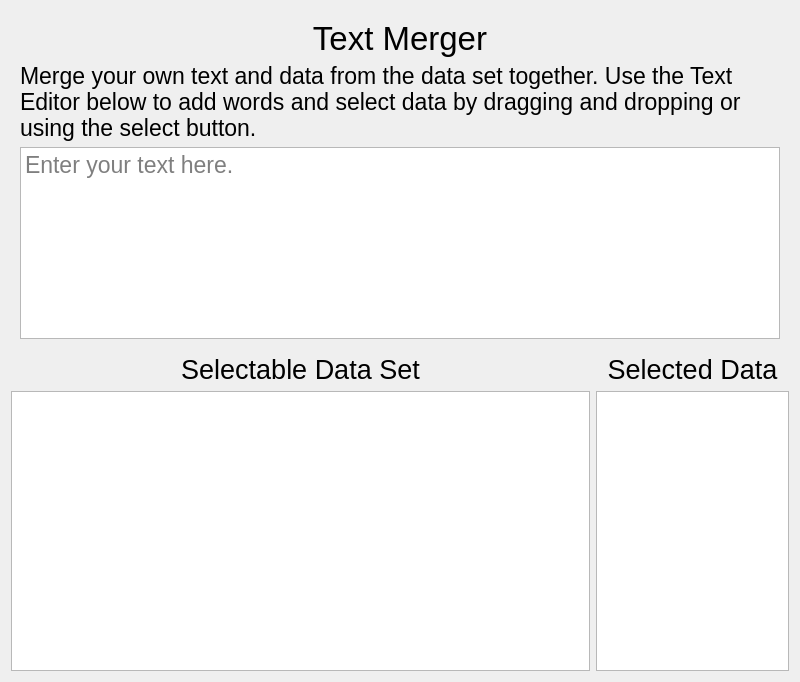
Qt form howdyCoder/ui/qtUiFiles/createBuiltInAction.ui (rmallow/howdyCoder) before a commit.
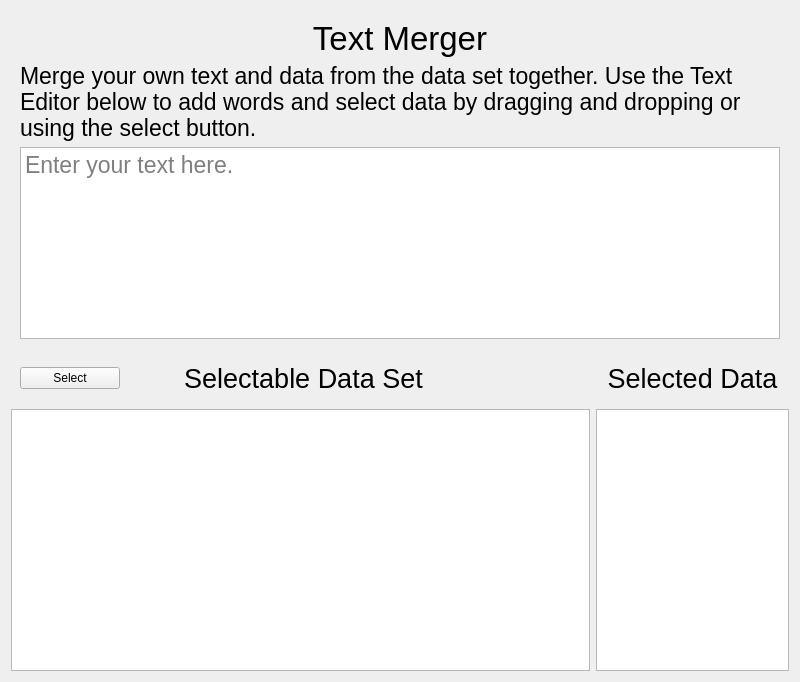
The same form after that commit. Custom widgets are drawn as their Qt base class.

Commit message: adding select button for built in page

The edit to the form file:
```diff
--- a/howdyCoder/ui/qtUiFiles/createBuiltInAction.ui
+++ b/howdyCoder/ui/qtUiFiles/createBuiltInAction.ui
@@ -105,6 +105,28 @@
           <number>0</number>
          </property>
          <item>
+          <widget class="QWidget" name="widget_2" native="true">
+           <layout class="QHBoxLayout" name="horizontalLayout_3">
+            <item>
+             <widget class="QPushButton" name="select_button">
+              <property name="minimumSize">
+               <size>
+                <width>100</width>
+                <height>0</height>
+               </size>
+              </property>
+              <property name="maximumSize">
+               <size>
+                <width>100</width>
+                <height>16777215</height>
+               </size>
+              </property>
+              <property name="text">
+               <string>Select</string>
+              </property>
+             </widget>
+            </item>
+            <item>
           <widget class="QLabel" name="label_2">
            <property name="font">
             <font>
@@ -120,6 +142,25 @@
           </widget>
          </item>
          <item>
+             <spacer name="horizontalSpacer">
+              <property name="orientation">
+               <enum>Qt::Horizontal</enum>
+              </property>
+              <property name="sizeType">
+               <enum>QSizePolicy::Maximum</enum>
+              </property>
+              <property name="sizeHint" stdset="0">
+               <size>
+                <width>100</width>
+                <height>20</height>
+               </size>
+              </property>
+             </spacer>
+            </item>
+           </layout>
+          </widget>
+         </item>
+         <item>
           <widget class="QGraphicsView" name="graphics_view"/>
          </item>
         </layout>
@@ -147,6 +188,9 @@
           <number>0</number>
          </property>
          <item>
+          <widget class="QWidget" name="widget_4" native="true">
+           <layout class="QHBoxLayout" name="horizontalLayout_2">
+            <item>
           <widget class="QLabel" name="label_3">
            <property name="font">
             <font>
@@ -160,6 +204,9 @@
            <property name="alignment">
             <set>Qt::AlignCenter</set>
            </property>
+             </widget>
+            </item>
+           </layout>
           </widget>
          </item>
          <item>
```
Left out of the diff: 2 changed lines with no effect on the pictures. Lines whose indentation alone changed are shown as unchanged. The commit also changes 5 other files.
